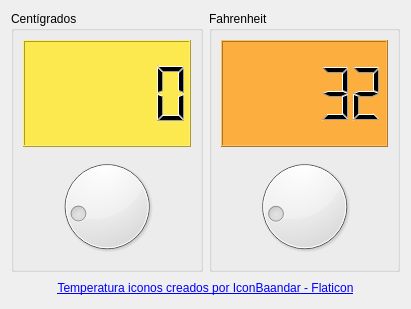
brendasimbana1/P61-Conversor-Temperatura, file conversor.ui: the form before one commit.
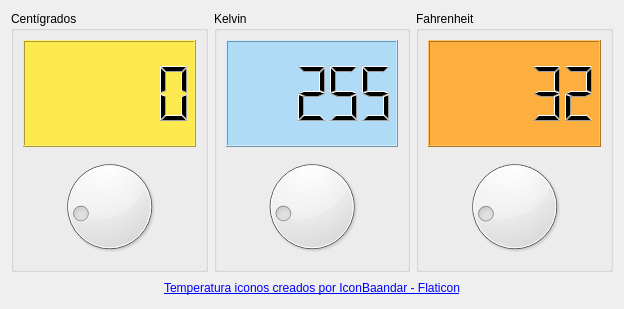
The form after the commit. Icons and pictures are not drawn.

Commit message: Grados kelvin

What changed in the file:
```diff
--- a/conversor.ui
+++ b/conversor.ui
@@ -6,7 +6,7 @@
    <rect>
     <x>0</x>
     <y>0</y>
-    <width>411</width>
+    <width>624</width>
     <height>309</height>
    </rect>
   </property>
@@ -17,6 +17,9 @@
    <iconset resource="resources.qrc">
     <normaloff>:/recursos/img/frio.png</normaloff>:/recursos/img/frio.png</iconset>
   </property>
+  <property name="styleSheet">
+   <string notr="true"/>
+  </property>
   <layout class="QVBoxLayout" name="verticalLayout_3">
    <item>
     <widget class="QWidget" name="widget" native="true">
@@ -56,6 +59,44 @@
         </layout>
        </widget>
       </item>
+      <item>
+       <widget class="QGroupBox" name="groupBox_3">
+        <property name="title">
+         <string>Kelvin</string>
+        </property>
+        <layout class="QVBoxLayout" name="verticalLayout_4">
+         <item>
+          <widget class="QLCDNumber" name="outKel">
+           <property name="styleSheet">
+            <string notr="true">background-color: rgb(175, 219, 247);</string>
+           </property>
+           <property name="smallDecimalPoint">
+            <bool>false</bool>
+           </property>
+           <property name="value" stdset="0">
+            <double>255.000000000000000</double>
+           </property>
+           <property name="intValue" stdset="0">
+            <number>255</number>
+           </property>
+          </widget>
+         </item>
+         <item>
+          <widget class="QDial" name="inKel">
+           <property name="minimum">
+            <number>255</number>
+           </property>
+           <property name="maximum">
+            <number>372</number>
+           </property>
+           <property name="value">
+            <number>273</number>
+           </property>
+          </widget>
+         </item>
+        </layout>
+       </widget>
+      </item>
       <item>
        <widget class="QGroupBox" name="groupBox_2">
         <property name="title">
```
Left out of the diff: 16 changed lines with no effect on the pictures. The commit also changes 2 other files.
